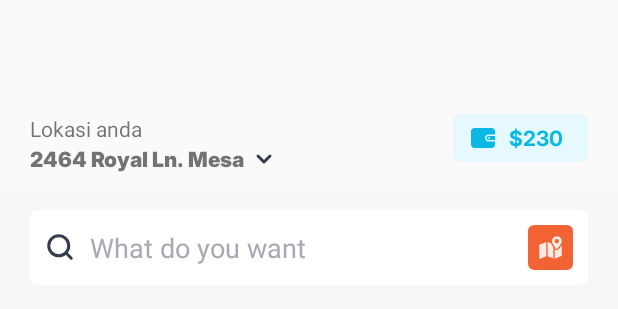
After one commit to acan12/nyamnyam, an Android app: the layout activity_home.xml on its own in the app's theme, with its tools: preview values and no code run, on a phone screen of 412 x 824 dp. The commit adds this screen. Shown: the top 309 px of the screen. Run offline under Robolectric (Android 15) with nearby library versions, the phone set to English and light mode, and no system bars.

Commit message:
update search box home layout

```diff
--- a/app/src/main/java/com/beelabs/nyamnyam/ui/activity/auth/dialog/BottomSheetInputOtp.kt
+++ b/app/src/main/java/com/beelabs/nyamnyam/ui/activity/auth/dialog/BottomSheetInputOtp.kt
@@ -7,21 +7,24 @@ import android.view.ViewGroup
 import com.beelabs.nyamnyam.databinding.DialogBottomSheetInputOtpBinding
 import com.google.android.material.bottomsheet.BottomSheetDialogFragment
 
-class BottomSheetInputOtp : BottomSheetDialogFragment() {
+class BottomSheetInputOtp(val onContinueClicked: () -> Unit) : BottomSheetDialogFragment() {
     private lateinit var binding: DialogBottomSheetInputOtpBinding
 
     override fun onCreateView(
         inflater: LayoutInflater,
         container: ViewGroup?,
         savedInstanceState: Bundle?
-    ): View? {
+    ): View {
         binding = DialogBottomSheetInputOtpBinding.inflate(inflater, container, false)
         return binding.root
     }
 
     override fun onViewCreated(view: View, savedInstanceState: Bundle?) {
         super.onViewCreated(view, savedInstanceState)
-
+        binding.btnContinue.setOnClickListener {
+            dismiss()
+            onContinueClicked.invoke()
+        }
 
     }
 }
--- a/app/src/main/java/com/beelabs/nyamnyam/ui/activity/auth/fragment/LoginFragment.kt
+++ b/app/src/main/java/com/beelabs/nyamnyam/ui/activity/auth/fragment/LoginFragment.kt
@@ -1,10 +1,12 @@
 package com.beelabs.nyamnyam.ui.activity.auth.fragment
 
+import android.content.Intent
 import android.view.LayoutInflater
 import android.view.ViewGroup
 import app.coconut2.coconut2_mvvm.base.BaseFragment
 import com.beelabs.nyamnyam.databinding.FragmentLoginBinding
 import com.beelabs.nyamnyam.ui.activity.auth.dialog.BottomSheetInputOtp
+import com.beelabs.nyamnyam.ui.activity.home.HomeActivity
 
 class LoginFragment : BaseFragment<FragmentLoginBinding>() {
 
@@ -13,7 +15,13 @@ class LoginFragment : BaseFragment<FragmentLoginBinding>() {
 
     override fun setup() {
         binding.btnDemo.setOnClickListener {
-            BottomSheetInputOtp().show(parentFragmentManager, "")
+            BottomSheetInputOtp(onContinueClicked = {
+                startActivity(Intent(context, HomeActivity::class.java))
+                requireActivity().finish()
+            }).show(parentFragmentManager, "")
+        }
+        binding.btnBack.setOnClickListener {
+            requireActivity().onBackPressed()
         }
     }
 }
--- /dev/null
+++ b/app/src/main/java/com/beelabs/nyamnyam/ui/activity/home/HomeActivity.kt
@@ -0,0 +1,15 @@
+package com.beelabs.nyamnyam.ui.activity.home
+
+import android.os.Bundle
+import app.coconut2.coconut2_mvvm.base.BaseActivity
+import com.beelabs.nyamnyam.databinding.ActivityHomeBinding
+
+class HomeActivity : BaseActivity<ActivityHomeBinding>() {
+    override fun inflateBinding() =
+        ActivityHomeBinding.inflate(layoutInflater)
+
+    override fun onCreate(savedInstanceState: Bundle?) {
+        super.onCreate(savedInstanceState)
+        setContentView(binding.root)
+    }
+}
--- /dev/null
+++ b/app/src/main/res/drawable/ic_arrow_down.xml
@@ -0,0 +1,14 @@
+<?xml version="1.0" encoding="utf-8"?>
+<vector xmlns:android="http://schemas.android.com/apk/res/android"
+    android:width="16dp"
+    android:height="16dp"
+    android:viewportWidth="16"
+    android:viewportHeight="16">
+
+    <path
+        android:strokeColor="#363D4E"
+        android:strokeWidth="2"
+        android:strokeLineJoin="round"
+        android:strokeLineCap="round"
+        android:pathData="M4 6L8 10L12 6" />
+</vector>
--- /dev/null
+++ b/app/src/main/res/drawable/ic_maps.xml
@@ -0,0 +1,25 @@
+<?xml version="1.0" encoding="utf-8"?>
+<vector xmlns:android="http://schemas.android.com/apk/res/android"
+    android:width="30dp"
+    android:height="30dp"
+    android:viewportWidth="40"
+    android:viewportHeight="40">
+
+    <path
+        android:fillColor="#F26333"
+        android:pathData="M 6 0 L 34 0 Q 40 0 40 6 L 40 34 Q 40 40 34 40 L 6 40 Q 0 40 0 34 L 0 6 Q 0 0 6 0 Z" />
+    <group>
+        <path
+            android:fillColor="#FFEBE4"
+            android:pathData="M25.625 10C23.2125 10 21.25 11.9625 21.25 14.375C21.25 16.62 24.76 20.5962 25.16 21.0425C25.2788 21.1737 25.4475 21.25 25.625 21.25C25.8025 21.25 25.9712 21.1737 26.09 21.0425C26.49 20.5962 30 16.62 30 14.375C30 11.9625 28.0375 10 25.625 10ZM25.625 16.25C24.59 16.25 23.75 15.41 23.75 14.375C23.75 13.34 24.59 12.5 25.625 12.5C26.66 12.5 27.5 13.34 27.5 14.375C27.5 15.41 26.66 16.25 25.625 16.25Z" />
+        <path
+            android:fillColor="#FFEBE4"
+            android:pathData="M10.3925 17.3425C10.1563 17.4375 10 17.6675 10 17.9238V29.375C10 29.5825 10.1038 29.7762 10.275 29.8925C10.38 29.9625 10.5013 30 10.625 30C10.7038 30 10.7825 29.985 10.8575 29.955L16.25 27.7975V15L10.3925 17.3425Z" />
+        <path
+            android:fillColor="#FFEBE4"
+            android:pathData="M27.02 21.8774C26.665 22.2724 26.1562 22.4999 25.625 22.4999C25.0938 22.4999 24.585 22.2724 24.23 21.8774C24.1025 21.7362 23.9387 21.5499 23.75 21.3287V29.9999L29.6075 27.6574C29.845 27.5637 30 27.3324 30 27.0774V17.8887C28.9763 19.6224 27.6075 21.2224 27.02 21.8774Z" />
+        <path
+            android:fillColor="#FFEBE4"
+            android:pathData="M20.3937 16.1575L17.5 15V27.7975L22.5 29.7975V19.76C21.7013 18.6837 20.8675 17.3875 20.3937 16.1575Z" />
+    </group>
+</vector>
--- /dev/null
+++ b/app/src/main/res/drawable/ic_search.xml
@@ -0,0 +1,20 @@
+<?xml version="1.0" encoding="utf-8"?>
+<vector xmlns:android="http://schemas.android.com/apk/res/android"
+    android:width="20dp"
+    android:height="20dp"
+    android:viewportWidth="20"
+    android:viewportHeight="20">
+
+    <path
+        android:strokeColor="#363D4E"
+        android:strokeWidth="2"
+        android:strokeLineJoin="round"
+        android:strokeLineCap="round"
+        android:pathData="M9.16667 15.8333C12.8486 15.8333 15.8333 12.8486 15.8333 9.16667C15.8333 5.48477 12.8486 2.5 9.16667 2.5C5.48477 2.5 2.5 5.48477 2.5 9.16667C2.5 12.8486 5.48477 15.8333 9.16667 15.8333Z" />
+    <path
+        android:strokeColor="#363D4E"
+        android:strokeWidth="2"
+        android:strokeLineJoin="round"
+        android:strokeLineCap="round"
+        android:pathData="M17.5 17.5L13.875 13.875" />
+</vector>
--- /dev/null
+++ b/app/src/main/res/drawable/ic_wallet.xml
@@ -0,0 +1,14 @@
+<?xml version="1.0" encoding="utf-8"?>
+<vector xmlns:android="http://schemas.android.com/apk/res/android"
+    android:width="16dp"
+    android:height="16dp"
+    android:viewportWidth="16"
+    android:viewportHeight="16">
+
+    <path
+        android:fillColor="#0BB8E4"
+        android:pathData="M11.6923 5.69245H16V3.69245C16 2.41998 14.9648 1.38477 13.6923 1.38477H2.30769C1.03522 1.38477 0 2.41998 0 3.69245V12.3078C0 13.5803 1.03522 14.6155 2.30769 14.6155H13.6923C14.9648 14.6155 16 13.5803 16 12.3078V10.3078H11.6923C10.4198 10.3078 9.38463 9.27261 9.38463 8.00014C9.38463 6.72767 10.4198 5.69245 11.6923 5.69245Z" />
+    <path
+        android:fillColor="#0BB8E4"
+        android:pathData="M11.6923 6.61523C10.9288 6.61523 10.3077 7.23636 10.3077 7.99986C10.3077 8.76335 10.9288 9.38448 11.6923 9.38448H16V6.61527H11.6923V6.61523ZM12.3077 8.46139H11.6923C11.4374 8.46139 11.2308 8.25473 11.2308 7.99986C11.2308 7.74498 11.4374 7.53833 11.6923 7.53833H12.3077C12.5626 7.53833 12.7692 7.74498 12.7692 7.99986C12.7692 8.25473 12.5626 8.46139 12.3077 8.46139Z" />
+</vector>
--- /dev/null
+++ b/app/src/main/res/drawable/rounded_blue_solid.xml
@@ -0,0 +1,5 @@
+<?xml version="1.0" encoding="utf-8"?>
+<shape xmlns:android="http://schemas.android.com/apk/res/android">
+    <solid android:color="@color/blue_E5F9FE" android:width="2dp" />
+    <corners android:radius="5dp" />
+</shape>
--- /dev/null
+++ b/app/src/main/res/drawable/rounded_white_solid.xml
@@ -0,0 +1,5 @@
+<?xml version="1.0" encoding="utf-8"?>
+<shape xmlns:android="http://schemas.android.com/apk/res/android">
+    <solid android:color="@color/white" android:width="2dp" />
+    <corners android:radius="5dp" />
+</shape>
--- /dev/null
+++ b/app/src/main/res/layout/activity_home.xml
@@ -0,0 +1,86 @@
+<?xml version="1.0" encoding="utf-8"?>
+<androidx.constraintlayout.widget.ConstraintLayout xmlns:android="http://schemas.android.com/apk/res/android"
+    xmlns:app="http://schemas.android.com/apk/res-auto"
+    android:layout_width="match_parent"
+    android:layout_height="match_parent">
+
+    <androidx.appcompat.widget.Toolbar
+        android:id="@+id/toolbar"
+        android:layout_width="match_parent"
+        android:layout_height="wrap_content"
+        app:layout_constraintLeft_toLeftOf="parent"
+        app:layout_constraintTop_toTopOf="parent" />
+
+    <TextView
+        android:id="@+id/tv_location_name"
+        android:layout_width="wrap_content"
+        android:layout_height="wrap_content"
+        android:layout_marginStart="20dp"
+        android:layout_marginTop="20dp"
+        android:text="Lokasi anda"
+        app:layout_constraintLeft_toLeftOf="parent"
+        app:layout_constraintTop_toBottomOf="@id/toolbar" />
+
+    <TextView
+        android:id="@+id/tv_location_name_value"
+        android:layout_width="wrap_content"
+        android:layout_height="wrap_content"
+        android:layout_marginStart="20dp"
+        android:drawableRight="@drawable/ic_arrow_down"
+        android:drawablePadding="5dp"
+        android:fontFamily="@font/inter_24pt_black"
+        android:text="2464 Royal Ln. Mesa"
+        app:layout_constraintLeft_toLeftOf="parent"
+        app:layout_constraintTop_toBottomOf="@id/tv_location_name" />
+
+    <TextView
+        android:id="@+id/iv_wallet"
+        android:layout_width="90dp"
+        android:layout_height="wrap_content"
+        android:layout_marginTop="20dp"
+        android:layout_marginEnd="20dp"
+        android:background="@drawable/rounded_blue_solid"
+        android:drawableLeft="@drawable/ic_wallet"
+        android:drawablePadding="5dp"
+        android:fontFamily="@font/inter_24pt_bold"
+        android:paddingHorizontal="12dp"
+        android:paddingVertical="5dp"
+        android:text="$230"
+        android:textAlignment="center"
+        android:textColor="@color/blue_0BB8E4"
+        app:layout_constraintRight_toRightOf="parent"
+        app:layout_constraintTop_toBottomOf="@id/toolbar" />
+
+    <androidx.constraintlayout.widget.ConstraintLayout
+        android:layout_width="match_parent"
+        android:layout_height="0dp"
+        android:layout_marginTop="11dp"
+        android:background="@color/gray_F6F7F8"
+        android:paddingHorizontal="20dp"
+        android:paddingVertical="12dp"
+        app:layout_constraintBottom_toBottomOf="parent"
+        app:layout_constraintLeft_toLeftOf="parent"
+        app:layout_constraintTop_toBottomOf="@id/tv_location_name_value">
+
+        <EditText
+            android:id="@+id/et_search_box"
+            android:layout_width="match_parent"
+            android:layout_height="wrap_content"
+            android:background="@drawable/rounded_white_solid"
+            android:drawableLeft="@drawable/ic_search"
+            android:drawableRight="@drawable/ic_maps"
+            android:drawablePadding="10dp"
+            android:gravity="center_vertical"
+            android:hint="What do you want"
+            android:padding="10dp"
+            android:textAlignment="gravity"
+            android:textColorHint="@color/gray"
+            app:layout_constraintLeft_toLeftOf="parent"
+            app:layout_constraintTop_toTopOf="parent" />
+
+
+
+    </androidx.constraintlayout.widget.ConstraintLayout>
+
+
+</androidx.constraintlayout.widget.ConstraintLayout>
--- a/app/src/main/res/layout/activity_onboarding.xml
+++ b/app/src/main/res/layout/activity_onboarding.xml
@@ -50,7 +50,7 @@
         android:textColor="@color/white"
         android:layout_marginHorizontal="10dp"
         android:layout_marginBottom="30dp"
-        android:background="@drawable/rounded_orange_fill_button"
+        android:background="@drawable/rounded_orange_solid"
         app:layout_constraintLeft_toRightOf="@+id/btn_get_started"
         app:layout_constraintBottom_toBottomOf="parent"
         app:layout_constraintRight_toRightOf="parent" />
--- a/app/src/main/res/layout/dialog_bottom_sheet_input_otp.xml
+++ b/app/src/main/res/layout/dialog_bottom_sheet_input_otp.xml
@@ -109,9 +109,10 @@
         app:layout_constraintTop_toBottomOf="@id/et_input1" />
 
     <Button
+        android:id="@+id/btn_continue"
         android:layout_width="match_parent"
         android:layout_height="wrap_content"
-        android:background="@drawable/rounded_orange_fill_button"
+        android:background="@drawable/rounded_orange_solid"
         android:fontFamily="@font/inter_24pt_bold"
         android:text="Continue"
         android:textAllCaps="false"
--- a/app/src/main/res/layout/fragment_login.xml
+++ b/app/src/main/res/layout/fragment_login.xml
@@ -4,13 +4,14 @@
     android:layout_width="match_parent"
     android:layout_height="match_parent">
 
-    <Toolbar
+    <androidx.appcompat.widget.Toolbar
         android:id="@+id/toolbar"
         android:layout_width="match_parent"
         android:layout_height="wrap_content"
         app:layout_constraintTop_toTopOf="parent">
 
         <ImageButton
+            android:id="@+id/btn_back"
             android:layout_width="wrap_content"
             android:layout_height="wrap_content"
             android:background="@color/white"
@@ -23,7 +24,7 @@
             android:fontFamily="@font/inter_24pt_extra_bold"
             android:text="Sign In" />
 
-    </Toolbar>
+    </androidx.appcompat.widget.Toolbar>
 
     <TextView
         android:id="@+id/tv_title_login"
@@ -70,7 +71,7 @@
         android:layout_width="match_parent"
         android:layout_height="wrap_content"
         android:layout_margin="20dp"
-        android:background="@drawable/rounded_orange_fill_button"
+        android:background="@drawable/rounded_orange_solid"
         android:text="Masuk"
         android:textAllCaps="false"
         android:textColor="@color/color_white"
--- a/app/src/main/res/values/colors.xml
+++ b/app/src/main/res/values/colors.xml
@@ -24,5 +24,9 @@
     <color name="black_010F07">#010F07</color>
     <color name="gray_868686">#868686</color>
     <color name="gray_003D8F">#DEE3E7</color>
+    <color name="gray_E8EBEE">#E8EBEE</color>
+    <color name="gray_F6F7F8">#F6F7F8</color>
+    <color name="blue_0BB8E4">#0BB8E4</color>
+    <color name="blue_E5F9FE">#E5F9FE</color>
 
 </resources>
```
Also changed, not shown: app/src/main/AndroidManifest.xml (+7 -6 lines), app/src/main/res/drawable/rounded_orange_solid.xml (renamed from app/src/main/res/drawable/rounded_orange_fill_button.xml).
